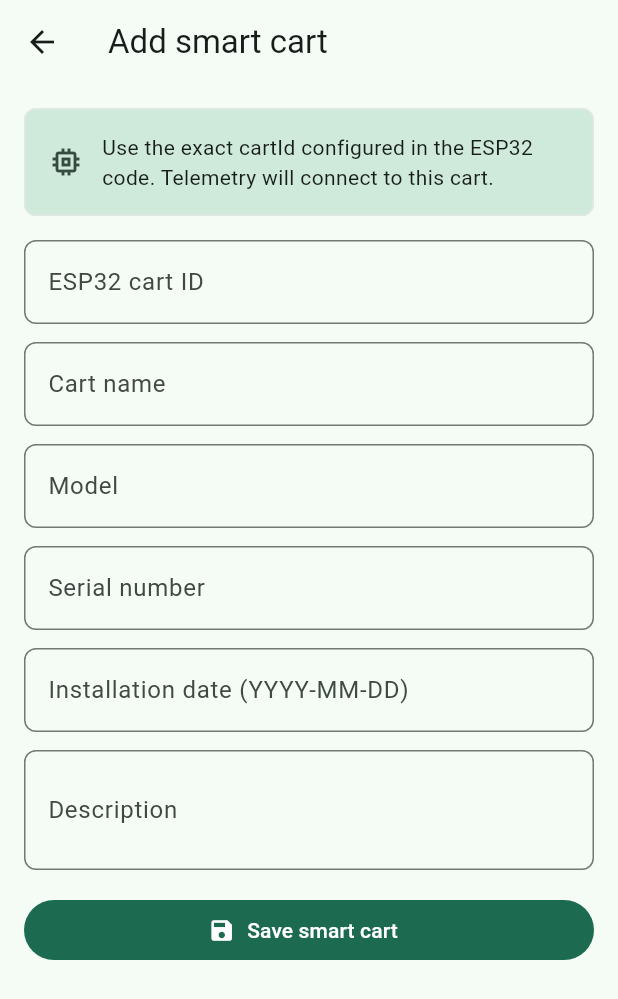
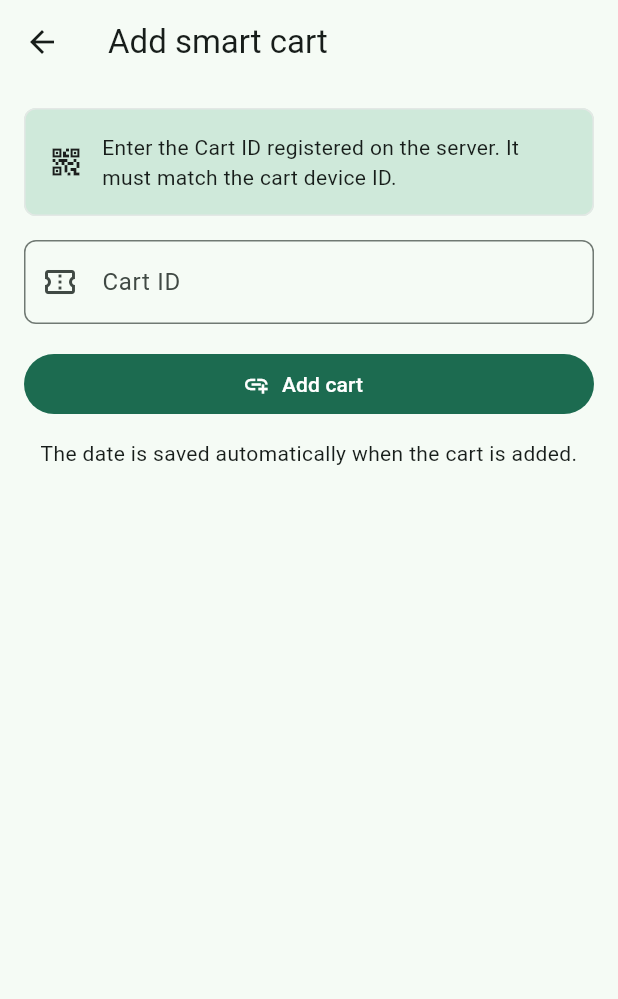
Before and after one commit to Ommymax/smartcart, a Flutter app: the CartRegistrationScreen screen opened directly, on a phone screen of 412 x 824 dp. Shown: the top 999 px of the screen. Run offline on Flutter 3.47's test engine with Material 3 defaults, Android fonts, the phone set to English and light mode, and no system bars; our stand-ins replace fl_chart, google_maps_flutter, shared_preferences, socket_io_client; accounts and stored records are empty.

Commit message:
Simplify cart linking and customer settings

```diff
--- a/mobile-app/lib/features/carts/cart_list_screen.dart
+++ b/mobile-app/lib/features/carts/cart_list_screen.dart
@@ -141,7 +141,7 @@ class _NoCartView extends StatelessWidget {
                 Text('No smart cart connected', style: Theme.of(context).textTheme.titleLarge, textAlign: TextAlign.center),
                 const SizedBox(height: 8),
                 const Text(
-                  'Enter the cart ID from your ESP32 firmware. When the ESP32 sends telemetry, battery, motion, sensor, and location data will appear here.',
+                  'Enter the Cart ID registered on the server. When the cart sends telemetry, battery, motion, sensor, and location data will appear here.',
                   textAlign: TextAlign.center,
                 ),
                 const SizedBox(height: 16),
--- a/mobile-app/lib/features/carts/cart_registration_screen.dart
+++ b/mobile-app/lib/features/carts/cart_registration_screen.dart
@@ -1,6 +1,5 @@
 import 'package:flutter/material.dart';
 import 'package:provider/provider.dart';
-import '../auth/auth_provider.dart';
 import 'cart_provider.dart';
 
 class CartRegistrationScreen extends StatefulWidget {
@@ -12,21 +11,12 @@ class CartRegistrationScreen extends StatefulWidget {
 
 class _CartRegistrationScreenState extends State<CartRegistrationScreen> {
   final formKey = GlobalKey<FormState>();
-  final name = TextEditingController();
   final id = TextEditingController();
-  final description = TextEditingController();
-  final model = TextEditingController();
-  final serial = TextEditingController();
-  final installationDate = TextEditingController();
-  final assignedUserId = TextEditingController();
-  String status = 'active';
   bool saving = false;
   String? error;
 
   @override
   Widget build(BuildContext context) {
-    final isAdmin = context.watch<AuthProvider>().userRole == 'administrator';
-
     return Scaffold(
       appBar: AppBar(title: const Text('Add smart cart')),
       body: Form(
@@ -36,45 +26,30 @@ class _CartRegistrationScreenState extends State<CartRegistrationScreen> {
           children: [
             Card(
               color: Theme.of(context).colorScheme.secondaryContainer,
-              child: Padding(
-                padding: const EdgeInsets.all(16),
+              child: const Padding(
+                padding: EdgeInsets.all(16),
                 child: Row(
                   children: [
-                    Icon(Icons.memory, color: Theme.of(context).colorScheme.onSecondaryContainer),
-                    const SizedBox(width: 12),
-                    const Expanded(
-                      child: Text('Use the exact cartId configured in the ESP32 code. Telemetry will connect to this cart.'),
+                    Icon(Icons.qr_code_2),
+                    SizedBox(width: 12),
+                    Expanded(
+                      child: Text('Enter the Cart ID registered on the server. It must match the cart device ID.'),
                     ),
                   ],
                 ),
               ),
             ),
             const SizedBox(height: 16),
-            TextFormField(controller: id, decoration: const InputDecoration(labelText: 'ESP32 cart ID', hintText: 'SMART_CART_001'), validator: required),
-            const SizedBox(height: 12),
-            TextFormField(controller: name, decoration: const InputDecoration(labelText: 'Cart name', hintText: 'Entrance Cart 1'), validator: required),
-            const SizedBox(height: 12),
-            TextFormField(controller: model, decoration: const InputDecoration(labelText: 'Model')),
-            const SizedBox(height: 12),
-            TextFormField(controller: serial, decoration: const InputDecoration(labelText: 'Serial number')),
-            const SizedBox(height: 12),
-            TextFormField(controller: installationDate, decoration: const InputDecoration(labelText: 'Installation date (YYYY-MM-DD)')),
-            const SizedBox(height: 12),
-            TextFormField(controller: description, minLines: 2, maxLines: 3, decoration: const InputDecoration(labelText: 'Description')),
-            if (isAdmin) ...[
-              const SizedBox(height: 12),
-              TextFormField(controller: assignedUserId, decoration: const InputDecoration(labelText: 'Assigned operator user ID')),
-              const SizedBox(height: 12),
-              DropdownButtonFormField(
-                initialValue: status,
-                decoration: const InputDecoration(labelText: 'Status'),
-                items: const [
-                  DropdownMenuItem(value: 'active', child: Text('Active')),
-                  DropdownMenuItem(value: 'disabled', child: Text('Disabled')),
-                ],
-                onChanged: (value) => setState(() => status = value ?? 'active'),
+            TextFormField(
+              controller: id,
+              textCapitalization: TextCapitalization.characters,
+              decoration: const InputDecoration(
+                labelText: 'Cart ID',
+                hintText: 'SMART_CART_001',
+                prefixIcon: Icon(Icons.confirmation_number_outlined),
               ),
-            ],
+              validator: required,
+            ),
             if (error != null) ...[
               const SizedBox(height: 12),
               Text(error!, style: TextStyle(color: Theme.of(context).colorScheme.error)),
@@ -82,8 +57,13 @@ class _CartRegistrationScreenState extends State<CartRegistrationScreen> {
             const SizedBox(height: 16),
             FilledButton.icon(
               onPressed: saving ? null : _save,
-              icon: saving ? const SizedBox(width: 18, height: 18, child: CircularProgressIndicator(strokeWidth: 2)) : const Icon(Icons.save),
-              label: const Text('Save smart cart'),
+              icon: saving ? const SizedBox(width: 18, height: 18, child: CircularProgressIndicator(strokeWidth: 2)) : const Icon(Icons.add_link),
+              label: const Text('Add cart'),
+            ),
+            const SizedBox(height: 12),
+            const Text(
+              'The date is saved automatically when the cart is added.',
+              textAlign: TextAlign.center,
             ),
           ],
         ),
@@ -98,29 +78,15 @@ class _CartRegistrationScreenState extends State<CartRegistrationScreen> {
       error = null;
     });
     try {
-      final auth = context.read<AuthProvider>();
-      final body = {
-        'cartName': name.text.trim(),
-        'cartId': id.text.trim(),
-        'description': description.text.trim(),
-        'assignedUserId': assignedUserId.text.trim().isEmpty ? null : assignedUserId.text.trim(),
-        'model': model.text.trim(),
-        'serialNumber': serial.text.trim(),
-        'installationDate': installationDate.text.trim().isEmpty ? null : installationDate.text.trim(),
-        'status': status,
-      };
-      if (auth.userRole == 'administrator') {
-        await context.read<CartProvider>().createCart(body);
-      } else {
-        await context.read<CartProvider>().createMyCart(body);
-      }
+      await context.read<CartProvider>().createMyCart({'cartId': id.text.trim()});
       if (mounted) Navigator.pop(context);
     } catch (e) {
-      setState(() => error = e.toString());
+      final message = e.toString().contains('ID not found') ? 'ID not found' : e.toString();
+      setState(() => error = message);
     } finally {
       if (mounted) setState(() => saving = false);
     }
   }
 
-  String? required(String? value) => value == null || value.trim().isEmpty ? 'Required' : null;
+  String? required(String? value) => value == null || value.trim().isEmpty ? 'Cart ID is required' : null;
 }
--- a/mobile-app/lib/features/carts/fleet_location_screen.dart
+++ b/mobile-app/lib/features/carts/fleet_location_screen.dart
@@ -104,7 +104,7 @@ class _MapPlaceholder extends StatelessWidget {
               Text('Map waiting for GPS data', style: Theme.of(context).textTheme.titleLarge, textAlign: TextAlign.center),
               const SizedBox(height: 8),
               const Text(
-                'When ESP32 telemetry includes latitude and longitude, the cart marker will appear here.',
+                'When cart telemetry includes latitude and longitude, the cart marker will appear here.',
                 textAlign: TextAlign.center,
               ),
             ],
--- a/mobile-app/lib/features/dashboard/dashboard_screen.dart
+++ b/mobile-app/lib/features/dashboard/dashboard_screen.dart
@@ -55,8 +55,8 @@ class DashboardScreen extends StatelessWidget {
                     child: Column(
                       crossAxisAlignment: CrossAxisAlignment.start,
                       children: [
-                        Text('Connect ESP32 smart cart', style: Theme.of(context).textTheme.titleMedium),
-                        const Text('Add the cart ID used in your ESP32 firmware.'),
+                        Text('Connect smart cart', style: Theme.of(context).textTheme.titleMedium),
+                        const Text('Add the cart ID registered on the server.'),
                       ],
                     ),
                   ),
```
Also changed, not shown: mobile-app/lib/features/settings/settings_screen.dart (+25 -46 lines), 3 other files.
